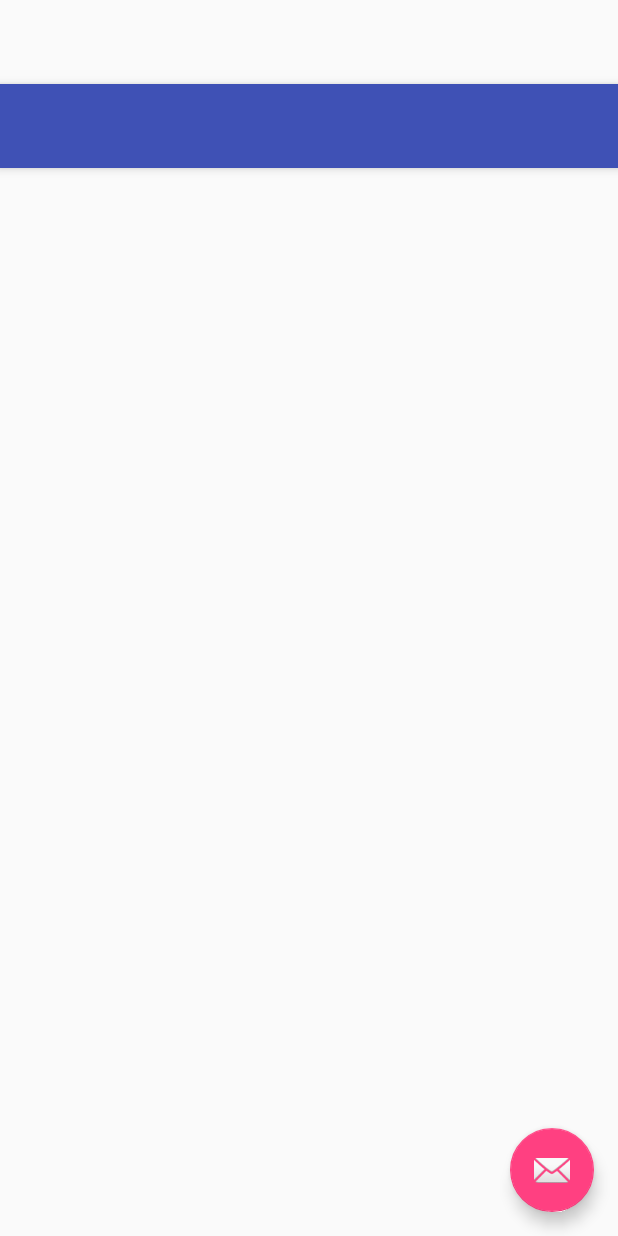
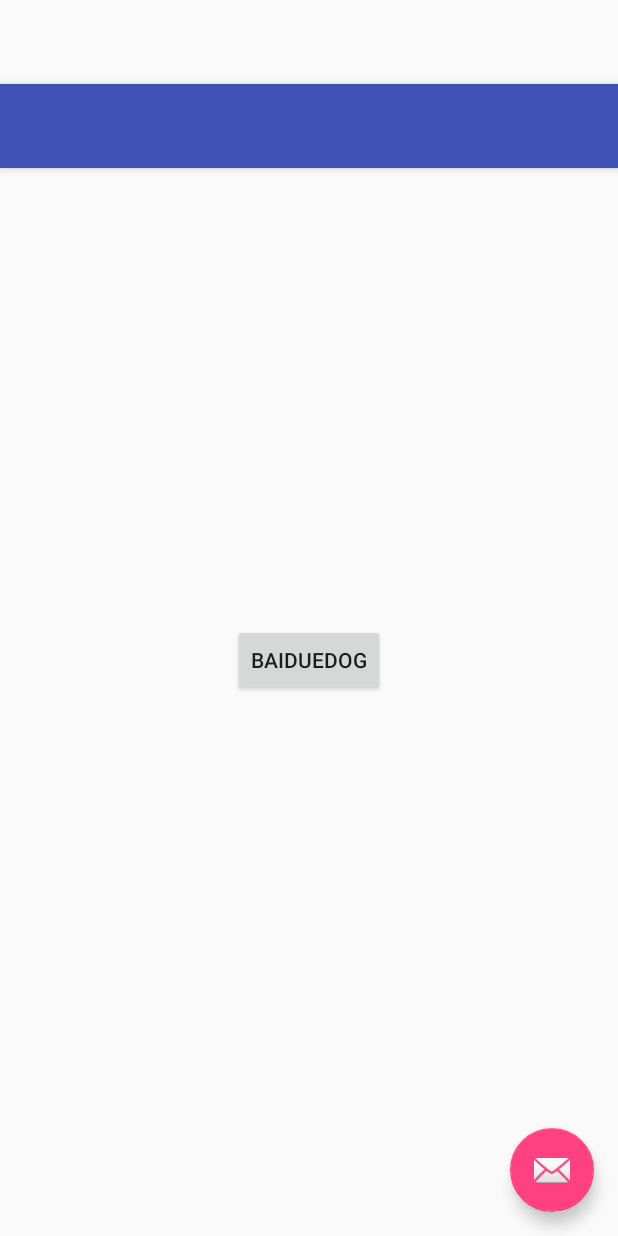
Before and after one commit to zhou129311/PublicComponent, an Android app: the layout app_bar_main.xml on its own in the app's theme, with its tools: preview values and no code run, on a phone screen of 412 x 824 dp. Run offline under Robolectric (Android 15) with nearby library versions, the phone set to English and light mode, and no system bars.

Commit message:
按钮样式修改 去掉阴影效果

```diff
--- a/build.gradle
+++ b/build.gradle
@@ -5,7 +5,7 @@ buildscript {
         jcenter()
     }
     dependencies {
-        classpath 'com.android.tools.build:gradle:2.2.2'
+        classpath 'com.android.tools.build:gradle:2.2.3'
 
         // NOTE: Do not place your application dependencies here; they belong
         // in the individual module build.gradle files
--- /dev/null
+++ b/componentlibs/src/main/res/color/button_2_color.xml
@@ -0,0 +1,6 @@
+<?xml version="1.0" encoding="utf-8"?>
+<selector xmlns:android="http://schemas.android.com/apk/res/android" >
+    <item android:state_pressed="true" android:state_enabled="true" android:color="#242424"/>
+    <item android:state_pressed="false" android:state_enabled="true" android:color="#bfbfbf"/>
+    <item android:state_enabled="false" android:color="#3f4143"/>
+</selector>
--- /dev/null
+++ b/componentlibs/src/main/res/drawable/check_box_bg.xml
@@ -0,0 +1,5 @@
+<?xml version="1.0" encoding="utf-8"?>
+<selector xmlns:android="http://schemas.android.com/apk/res/android">
+    <item android:drawable="@mipmap/show_selected" android:state_checked="true"/>
+    <item android:drawable="@mipmap/show_nor" android:state_checked="false"/>
+</selector>
--- a/sample/src/main/res/layout/content_main.xml
+++ b/sample/src/main/res/layout/content_main.xml
@@ -4,17 +4,17 @@
     android:layout_width="match_parent"
     android:layout_height="match_parent">
 
-    <!--<ImageView
+
+    <EditText
+        android:id="@+id/edit_view"
         android:layout_width="match_parent"
-        android:layout_height="match_parent"
-        android:scaleType="fitXY"
-        android:src="@mipmap/start_diagram_bg"/>
+        android:layout_height="50dp"/>
 
-    <ImageView
-        android:layout_width="200dp"
-        android:layout_height="200dp"
+    <Button
+        android:id="@+id/edog"
+        android:text="BaiduEDog"
         android:layout_centerInParent="true"
-        android:scaleType="fitXY"
-        android:src="@mipmap/start_diagram_icon"/>-->
+        android:layout_width="wrap_content"
+        android:layout_height="wrap_content"/>
 
 </RelativeLayout>
```
Also changed, not shown: componentlibs/src/main/res/color/button_2_bg.xml (added, +21 -0 lines), componentlibs/src/main/res/values/styles.xml (+7 -5 lines), sample/src/main/AndroidManifest.xml (+3 -6 lines), sample/src/main/java/cn/broadsense/component/IdleService.java (+0 -12 lines), sample/src/main/java/cn/broadsense/component/MainActivity.java (+30 -7 lines), componentlibs/src/main/res/mipmap-hdpi/icon_box.png (added), componentlibs/src/main/res/mipmap-hdpi/icon_box_normal.png (added), componentlibs/src/main/res/mipmap-hdpi/show_nor.png (added), componentlibs/src/main/res/mipmap-hdpi/show_selected.png (added).
